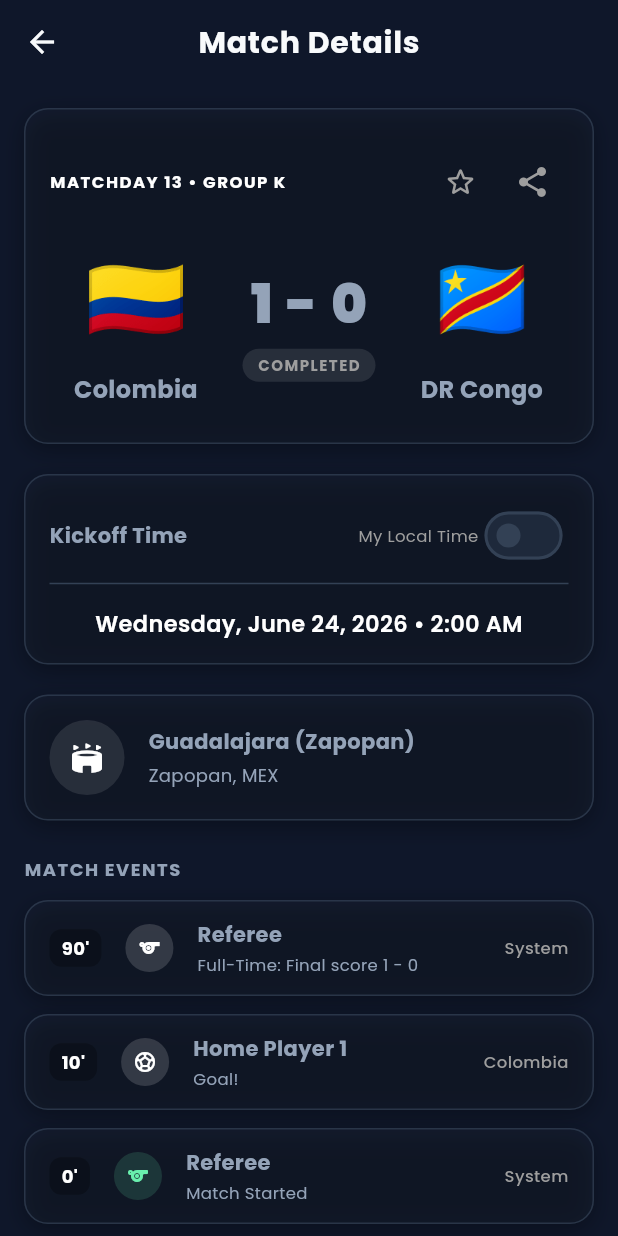
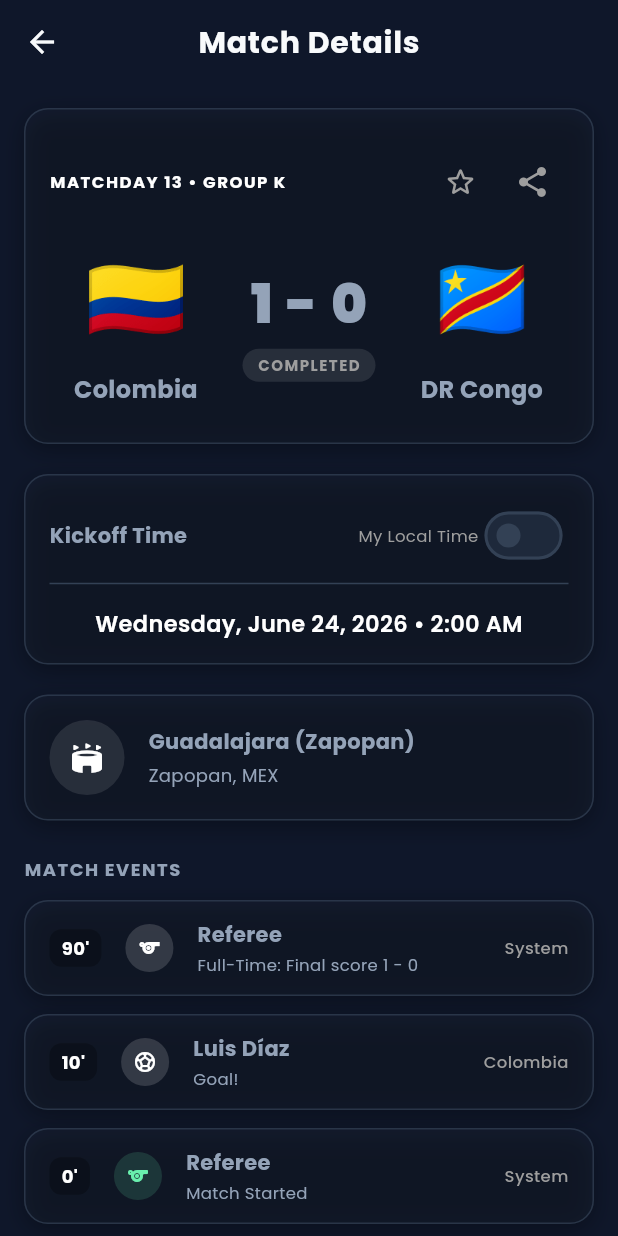
Before and after one commit to santo-apps/fifa, a Flutter app: the screen it shows after launch, after a tap on an icon or button, on a phone screen of 412 x 824 dp. Run offline on Flutter 3.47's test engine with Material 3 defaults, Android fonts, the phone set to English and light mode, and no system bars; our stand-ins replace flutter_local_notifications, google_fonts, share_plus, shared_preferences, timezone; network calls fail.

```diff
--- a/lib/data/repositories/match_repository.dart
+++ b/lib/data/repositories/match_repository.dart
@@ -13,7 +13,7 @@ class MatchGoals {
 }
 
 class MatchRepository {
-  // Dictionary of flag emojis for all 48 participating countries in FIFA 2026
+  // Dictionary of flag emojis for all 48 participating countries in WC 2026
   static const Map<String, String> teamFlags = {
     'mexico': '🇲🇽',
     'south africa': '🇿🇦',
@@ -77,6 +77,75 @@ class MatchRepository {
 
   static String getFlag(String teamName) {
     return teamFlags[teamName.trim().toLowerCase()] ?? '🏳️';
+  }
+
+  static final Map<String, List<String>> _countryPlayers = {
+    'mexico': ['Santiago Giménez', 'Hirving Lozano', 'Edson Álvarez', 'Luis Chávez', 'Orbelín Pineda', 'Henry Martín', 'Uriel Antuna', 'Jesús Gallardo'],
+    'south africa': ['Percy Tau', 'Themba Zwane', 'Teboho Mokoena', 'Evidence Makgopa', 'Thapelo Morena', 'Aubrey Modiba', 'Mothobi Mvala', 'Ronwen Williams'],
+    'south korea': ['Son Heung-Min', 'Hwang Hee-Chan', 'Lee Kang-In', 'Cho Gue-Sung', 'Hwang In-Beom', 'Kim Min-Jae', 'Lee Jae-Sung', 'Jeong Woo-Yeong'],
+    'czech republic': ['Patrik Schick', 'Tomáš Souček', 'Adam Hložek', 'Alex Král', 'Ladislav Krejčí', 'Václav Černý', 'Jan Kuchta', 'Tomáš Holeš'],
+    'czechia': ['Patrik Schick', 'Tomáš Souček', 'Adam Hložek', 'Alex Král', 'Ladislav Krejčí', 'Václav Černý', 'Jan Kuchta', 'Tomáš Holeš'],
+    'canada': ['Alphonso Davies', 'Jonathan David', 'Cyle Larin', 'Tajon Buchanan', 'Stephen Eustáquio', 'Ismaël Koné', 'Alistair Johnston', 'Kamal Miller'],
+    'bosnia & herzegovina': ['Edin Džeko', 'Miralem Pjanić', 'Sead Kolašinac', 'Ermedin Demirović', 'Rade Krunić', 'Amar Dedić', 'Benjamin Tahirović', 'Jovo Lukić'],
+    'bosnia and herzegovina': ['Edin Džeko', 'Miralem Pjanić', 'Sead Kolašinac', 'Ermedin Demirović', 'Rade Krunić', 'Amar Dedić', 'Benjamin Tahirović', 'Jovo Lukić'],
+    'qatar': ['Akram Afif', 'Almoez Ali', 'Hassan Al-Haydos', 'Boualem Khoukhi', 'Abdulaziz Hatem', 'Homam Ahmed', 'Lucas Mendes', 'Bassam Al-Rawi'],
+    'switzerland': ['Granit Xhaka', 'Xherdan Shaqiri', 'Breel Embolo', 'Manuel Akanji', 'Yann Sommer', 'Denis Zakaria', 'Remo Freuler', 'Ruben Vargas'],
+    'brazil': ['Vinícius Júnior', 'Rodrygo', 'Neymar Jr', 'Bruno Guimarães', 'Lucas Paquetá', 'Raphinha', 'Gabriel Martinelli', 'Casemiro'],
+    'morocco': ['Achraf Hakimi', 'Hakim Ziyech', 'Youssef En-Nesyri', 'Sofyan Amrabat', 'Azzedine Ounahi', 'Amine Harit', 'Brahim Díaz', 'Ismael Saibari'],
+    'haiti': ['Frantzdy Pierrot', 'Duckens Nazon', 'Derrick Etienne Jr', 'Carlens Arcus', 'Danley Jean Jacques', 'Wilde-Donald Guerrier', 'Ricardo Adé'],
+    'scotland': ['John McGinn', 'Scott McTominay', 'Andrew Robertson', 'Callum McGregor', 'Che Adams', 'Billy Gilmour', 'Ryan Christie', 'Lewis Ferguson'],
+    'usa': ['Christian Pulisic', 'Weston McKennie', 'Timothy Weah', 'Folarin Balogun', 'Giovanni Reyna', 'Tyler Adams', 'Yunus Musah', 'Antonee Robinson'],
+    'united states': ['Christian Pulisic', 'Weston McKennie', 'Timothy Weah', 'Folarin Balogun', 'Giovanni Reyna', 'Tyler Adams', 'Yunus Musah', 'Antonee Robinson'],
+    'paraguay': ['Miguel Almirón', 'Julio Enciso', 'Antonio Sanabria', 'Mathías Villasanti', 'Gustavo Gómez', 'Junior Alonso', 'Damian Bobadilla', 'Mauricio'],
+    'australia': ['Mathew Ryan', 'Jackson Irvine', 'Harry Souttar', 'Mitchell Duke', 'Craig Goodwin', 'Connor Metcalfe', 'Nestory Irankunda', 'Jordan Bos'],
+    'turkey': ['Hakan Çalhanoğlu', 'Arda Güler', 'Kenan Yıldız', 'Kerem Aktürkoğlu', 'Barış Alper Yılmaz', 'Orkun Kökçü', 'Salih Özcan', 'Ferdi Kadıoğlu'],
+    'turkiye': ['Hakan Çalhanoğlu', 'Arda Güler', 'Kenan Yıldız', 'Kerem Aktürkoğlu', 'Barış Alper Yılmaz', 'Orkun Kökçü', 'Salih Özcan', 'Ferdi Kadıoğlu'],
+    'germany': ['Florian Wirtz', 'Jamal Musiala', 'Kai Havertz', 'Leroy Sané', 'İlkay Gündoğan', 'Joshua Kimmich', 'Toni Kroos', 'Nico Schlotterbeck'],
+    'curacao': ['Juninho Bacuna', 'Leandro Bacuna', 'Kenji Gorré', 'Juriën Gaari', 'Gervane Kastaneer', 'Rangelo Janga', 'Livano Comenencia'],
+    'curaçao': ['Juninho Bacuna', 'Leandro Bacuna', 'Kenji Gorré', 'Juriën Gaari', 'Gervane Kastaneer', 'Rangelo Janga', 'Livano Comenencia'],
+    'ivory coast': ['Sébastien Haller', 'Franck Kessié', 'Simon Adingra', 'Seko Fofana', 'Ibrahim Sangaré', 'Ousmane Diomande', 'Amad Diallo', 'Serge Aurier'],
+    'cote d\'ivoire': ['Sébastien Haller', 'Franck Kessié', 'Simon Adingra', 'Seko Fofana', 'Ibrahim Sangaré', 'Ousmane Diomande', 'Amad Diallo', 'Serge Aurier'],
+    'ecuador': ['Enner Valencia', 'Moises Caicedo', 'Piero Hincapié', 'Pervis Estupiñán', 'Kendry Páez', 'Angelo Preciado', 'Willian Pacho', 'Félix Torres'],
+    'netherlands': ['Virgil van Dijk', 'Memphis Depay', 'Cody Gakpo', 'Frenkie de Jong', 'Xavi Simons', 'Denzel Dumfries', 'Matthijs de Ligt', 'Crysencio Summerville'],
+    'japan': ['Kaoru Mitoma', 'Takefusa Kubo', 'Wataru Endo', 'Ritsu Doan', 'Ayase Ueda', 'Takumi Minamino', 'Daichi Kamada', 'Ko Itakura'],
+    'sweden': ['Alexander Isak', 'Viktor Gyökeres', 'Dejan Kulusevski', 'Emil Forsberg', 'Victor Lindelöf', 'Jens Cajuste', 'Yasin Ayari', 'Mattias Svanberg'],
+    'tunisia': ['Youssef Msakni', 'Montassar Talbi', 'Aissa Laïdouni', 'Ellyes Skhiri', 'Hamza Rafia', 'Sayfallah Ltaief', 'Wajdi Kechrida', 'Ali Abdi'],
+    'belgium': ['Kevin De Bruyne', 'Romelu Lukaku', 'Leandro Trossard', 'Jérémy Doku', 'Amadou Onana', 'Lois Openda', 'Wout Faes', 'Youri Tielemans'],
+    'egypt': ['Mohamed Salah', 'Mostafa Mohamed', 'Trezeguet', 'Omar Marmoush', 'Mohamed Elneny', 'Ahmed Hegazi', 'Emam Ashour', 'Zizo'],
+    'iran': ['Mehdi Taremi', 'Sardar Azmoun', 'Alireza Jahanbakhsh', 'Saman Ghoddos', 'Mehdi Ghayedi', 'Shojae Khalilzadeh', 'Ramin Rezaeian'],
+    'new zealand': ['Chris Wood', 'Liborato Cacace', 'Ben Waine', 'Matthew Garbett', 'Joe Bell', 'Sarpreet Singh', 'Marko Stamenic', 'Tyler Bindon'],
+    'spain': ['Rodri', 'Alvaro Morata', 'Lamine Yamal', 'Pedri', 'Gavi', 'Dani Olmo', 'Nico Williams', 'Robin Le Normand'],
+    'cape verde': ['Ryan Mendes', 'Garry Rodrigues', 'Jovane Cabral', 'Bebé', 'Logan Costa', 'Kenny Rocha Santos', 'Jamiro Monteiro'],
+    'cabo verde': ['Ryan Mendes', 'Garry Rodrigues', 'Jovane Cabral', 'Bebé', 'Logan Costa', 'Kenny Rocha Santos', 'Jamiro Monteiro'],
+    'saudi arabia': ['Salem Al-Dawsari', 'Firas Al-Buraikan', 'Saleh Al-Shehri', 'Abdulrahman Ghareeb', 'Mohamed Kanno', 'Saud Abdulhamid', 'Ali Lajami'],
+    'saudia arabia': ['Salem Al-Dawsari', 'Firas Al-Buraikan', 'Saleh Al-Shehri', 'Abdulrahman Ghareeb', 'Mohamed Kanno', 'Saud Abdulhamid', 'Ali Lajami'],
+    'uruguay': ['Federico Valverde', 'Darwin Núñez', 'Luis Suárez', 'Ronald Araújo', 'Facundo Pellistri', 'Nicolás de la Cruz', 'Manuel Ugarte', 'Mathías Olivera'],
+    'france': ['Kylian Mbappé', 'Antoine Griezmann', 'Olivier Giroud', 'Ousmane Dembélé', 'Aurelien Tchouaméni', 'Eduardo Camavinga', 'William Saliba'],
+    'senegal': ['Sadio Mané', 'Nicolas Jackson', 'Ismaïla Sarr', 'Lamine Camara', 'Pape Matar Sarr', 'Kalidou Koulibaly', 'Edouard Mendy'],
+    'iraq': ['Aymen Hussein', 'Ali Jasim', 'Ibrahim Bayesh', 'Mohanad Ali', 'Youssef Amyn', 'Amir Al-Ammari', 'Rebin Sulaka'],
+    'norway': ['Erling Haaland', 'Martin Ødegaard', 'Alexander Sørloth', 'Antonio Nusa', 'Oscar Bobb', 'Sander Berge', 'Julian Ryerson'],
+    'argentina': ['Lionel Messi', 'Lautaro Martínez', 'Julián Álvarez', 'Angel Di María', 'Enzo Fernández', 'Alexis Mac Allister', 'Rodrigo De Paul'],
+    'algeria': ['Riyad Mahrez', 'Baghdad Bounedjah', 'Amine Gouiri', 'Farès Chaïbi', 'Houssem Aouar', 'Ismaël Bennacer', 'Rayan Aït-Nouri'],
+    'austria': ['Marcel Sabitzer', 'Christoph Baumgartner', 'Konrad Laimer', 'Michael Gregoritsch', 'Patrick Wimmer', 'Stefan Lainer', 'Kevin Danso'],
+    'jordan': ['Musa Al-Taamari', 'Yazan Al-Naimat', 'Ali Olwan', 'Nizar Al-Rashdan', 'Mahmoud Al-Mardi', 'Ehsan Haddad'],
+    'portugal': ['Cristiano Ronaldo', 'Bruno Fernandes', 'Bernardo Silva', 'Rafael Leão', 'João Félix', 'Diogo Jota', 'Vitinha', 'Rúben Dias'],
+    'dr congo': ['Yoane Wissa', 'Cédric Bakambu', 'Meschack Elia', 'Samuel Moutoussamy', 'Charles Pickel', 'Chancel Mbemba', 'Arthur Masuaku'],
+    'congo dr': ['Yoane Wissa', 'Cédric Bakambu', 'Meschack Elia', 'Samuel Moutoussamy', 'Charles Pickel', 'Chancel Mbemba', 'Arthur Masuaku'],
+    'uzbekistan': ['Eldor Shomurodov', 'Oston Urunov', 'Abbosbek Fayzullaev', 'Jaloliddin Masharipov', 'Odiljon Hamrobekov', 'Husniddin Aliqulov'],
+    'colombia': ['Luis Díaz', 'James Rodríguez', 'Jhon Arias', 'Rafael Santos Borré', 'Jhon Durán', 'Jefferson Lerma', 'Daniel Muñoz', 'Davinson Sánchez'],
+    'england': ['Harry Kane', 'Jude Bellingham', 'Phil Foden', 'Bukayoko Saka', 'Declan Rice', 'Cole Palmer', 'John Stones', 'Kyle Walker'],
+    'croatia': ['Luka Modrić', 'Andrej Kramarić', 'Ivan Perišić', 'Mateo Kovačić', 'Mario Pašalić', 'Joško Gvardiol', 'Josip Šutalo'],
+    'ghana': ['Mohammed Kudus', 'Inaki Williams', 'Jordan Ayew', 'Antoine Semenyo', 'Salis Abdul Samed', 'Alexander Djiku', 'Alidu Seidu'],
+    'panama': ['José Fajardo', 'Ismael Díaz', 'Adalberto Carrasquilla', 'Yoel Bárcenas', 'Aníbal Godoy', 'Fidel Escobar', 'Michael Amir Murillo'],
+  };
+
+  static String getDeterministicPlayer(String teamName, int index) {
+    final cleanName = teamName.trim().toLowerCase();
+    final players = _countryPlayers[cleanName];
+    if (players != null && players.isNotEmpty) {
+      return players[index % players.length];
+    }
+    return '${teamName.split(' ')[0]} Player ${index + 1}';
   }
 
   static bool isTesting = false;
@@ -174,16 +243,23 @@ class MatchRepository {
         MatchGoals(90 + 6, 'Yasin Ayari', true),
       ];
     }
+    if (matchNumber == 34) {
+      return [
+        MatchGoals(10, getDeterministicPlayer(awayTeam, 0), false),
+        MatchGoals(30, getDeterministicPlayer(awayTeam, 1), false),
+        MatchGoals(50, getDeterministicPlayer(awayTeam, 2), false),
+      ];
+    }
 
     final List<MatchGoals> goals = [];
     final homeCount = (matchNumber * 3 + 1) % 4;
     final awayCount = (matchNumber * 7 + 2) % 3;
 
     for (int g = 0; g < homeCount; g++) {
-      goals.add(MatchGoals(10 + g * 20, 'Home Player ${g + 1}', true));
+      goals.add(MatchGoals(10 + g * 20, getDeterministicPlayer(homeTeam, g), true));
     }
     for (int g = 0; g < awayCount; g++) {
-      goals.add(MatchGoals(15 + g * 25, 'Away Player ${g + 1}', false));
+      goals.add(MatchGoals(15 + g * 25, getDeterministicPlayer(awayTeam, g), false));
     }
     return goals;
   }
@@ -199,10 +275,13 @@ class MatchRepository {
       return;
     }
 
-    final elapsed = diff.inMinutes;
+    final rawElapsed = diff.inMinutes;
+    final elapsed = rawElapsed <= 45
+        ? rawElapsed
+        : (rawElapsed <= 60 ? 45 : rawElapsed - 15);
     final goals = getMatchGoals(m.matchNumber, m.homeTeam, m.awayTeam);
 
-    if (elapsed <= 120) {
+    if (rawElapsed <= 120) {
       m.status = 'live';
       m.homeScore = goals.where((g) => g.isHome && g.minute <= elapsed).length;
       m.awayScore = goals.where((g) => !g.isHome && g.minute <= elapsed).length;
@@ -216,7 +295,7 @@ class MatchRepository {
           detail: 'Match Started at ${m.venue}',
         )
       ];
-      if (elapsed > 45) {
+      if (rawElapsed > 45) {
         timeline.insert(
           0,
           TimelineEvent(
@@ -543,7 +622,7 @@ class MatchRepository {
                 TimelineEvent(
                   minute: 10 + g * 20,
                   type: 'goal',
-                  player: 'Home Player ${g + 1}',
+                  player: getDeterministicPlayer(homeTeam, g),
                   team: homeTeam,
                   detail: 'Goal!',
                 ),
@@ -556,7 +635,7 @@ class MatchRepository {
                 TimelineEvent(
                   minute: 15 + g * 25,
                   type: 'goal',
-                  player: 'Away Player ${g + 1}',
+                  player: getDeterministicPlayer(awayTeam, g),
                   team: awayTeam,
                   detail: 'Goal!',
                 ),
--- a/lib/main.dart
+++ b/lib/main.dart
@@ -46,7 +46,7 @@ class MyApp extends StatelessWidget {
     final themeProvider = Provider.of<ThemeProvider>(context);
 
     return MaterialApp(
-      title: 'FIFA 2026',
+      title: 'WC 2026',
       debugShowCheckedModeBanner: false,
       theme: AppTheme.lightTheme,
       darkTheme: AppTheme.darkTheme,
--- a/lib/presentation/screens/home_screen.dart
+++ b/lib/presentation/screens/home_screen.dart
@@ -26,7 +26,7 @@ class HomeScreen extends StatelessWidget {
             Icon(Icons.sports_soccer, color: Theme.of(context).colorScheme.secondary, size: 24),
             const SizedBox(width: 8),
             Text(
-              'FIFA 2026',
+              'WC 2026',
               style: TextStyle(
                 fontWeight: FontWeight.w900,
                 color: isDark ? AppTheme.darkTextPrimary : AppTheme.lightTextPrimary,
--- a/lib/presentation/screens/match_detail_screen.dart
+++ b/lib/presentation/screens/match_detail_screen.dart
@@ -24,11 +24,11 @@ class _MatchDetailScreenState extends State<MatchDetailScreen> {
     final format = DateFormat('EEE, MMM d @ h:mm a');
     final timeStr = format.format(match.dateTime.toLocal());
     final shareText =
-        '⚽ FIFA 2026 World Cup Match!\n'
+        '⚽ WC 2026 World Cup Match!\n'
         '${match.homeFlag} ${match.homeTeam} vs ${match.awayTeam} ${match.awayFlag}\n'
         '📅 Time: $timeStr (Local Time)\n'
         '🏟️ Venue: ${match.venue}, ${match.city}\n'
-        'Follow live scores and schedules in the FIFA 2026 Schedule App!';
+        'Follow live scores and schedules in the WC 2026 Schedule App!';
     Share.share(shareText);
   }
 
@@ -164,13 +164,7 @@ class _MatchDetailScreenState extends State<MatchDetailScreen> {
                                     builder: (context) {
                                       String badgeText = 'COMPLETED';
                                       if (match.status == 'live') {
-                                        final elapsed = DateTime.now()
-                                            .toUtc()
-                                            .difference(match.dateTime.toUtc())
-                                            .inMinutes;
-                                        final displayMin = elapsed < 0
-                                            ? 0
-                                            : (elapsed > 120 ? 120 : elapsed);
+                                        final displayMin = match.getDisplayElapsedMinutes(DateTime.now());
                                         badgeText = 'LIVE - $displayMin\'';
                                       }
                                       return Text(
--- a/lib/presentation/screens/splash_screen.dart
+++ b/lib/presentation/screens/splash_screen.dart
@@ -84,7 +84,7 @@ class _SplashScreenState extends State<SplashScreen>
                   child: Column(
                     mainAxisAlignment: MainAxisAlignment.center,
                     children: [
-                      // FIFA 2026 Emblem Card with elegant gold shadow
+                      // WC 2026 Emblem Card with elegant gold shadow
                       Container(
                         width: 170,
                         height: 170,
@@ -109,7 +109,7 @@ class _SplashScreenState extends State<SplashScreen>
                       ),
                       const SizedBox(height: 32),
                       const Text(
-                        'FIFA 2026',
+                        'WC 2026',
                         style: TextStyle(
                           color: Colors.white,
                           fontSize: 36,
--- a/lib/presentation/widgets/match_card.dart
+++ b/lib/presentation/widgets/match_card.dart
@@ -149,8 +149,7 @@ class MatchCard extends StatelessWidget {
                             const SizedBox(height: 4),
                             Builder(
                               builder: (context) {
-                                final elapsed = DateTime.now().toUtc().difference(match.dateTime.toUtc()).inMinutes;
-                                final displayMin = elapsed < 0 ? 0 : (elapsed > 120 ? 120 : elapsed);
+                                final displayMin = match.getDisplayElapsedMinutes(DateTime.now());
                                 return Text(
                                   '$displayMin\'',
                                   style: const TextStyle(
--- a/lib/providers/standings_provider.dart
+++ b/lib/providers/standings_provider.dart
@@ -100,7 +100,7 @@ class StandingsProvider extends ChangeNotifier {
       }
     }
 
-    // 3. Sort team lists in each group according to FIFA rules
+    // 3. Sort team lists in each group according to WC rules
     final Map<String, List<TeamStanding>> sortedStandings = {};
     tempStandings.forEach((group, teamMap) {
       final list = teamMap.values.toList();
--- a/pubspec.yaml
+++ b/pubspec.yaml
@@ -2,7 +2,7 @@ name: fifa
 description: "A new Flutter project."
 publish_to: 'none'
 
-version: 1.0.0+5
+version: 1.0.0+6
 
 environment:
   sdk: ^3.11.5
```
Also changed, not shown: lib/core/services/notification_service.dart (+12 -6 lines), lib/data/models/match_model.dart (+9 -0 lines), lib/providers/schedule_provider.dart (+125 -1 lines), assets/images/logo.png, 40 other files.
